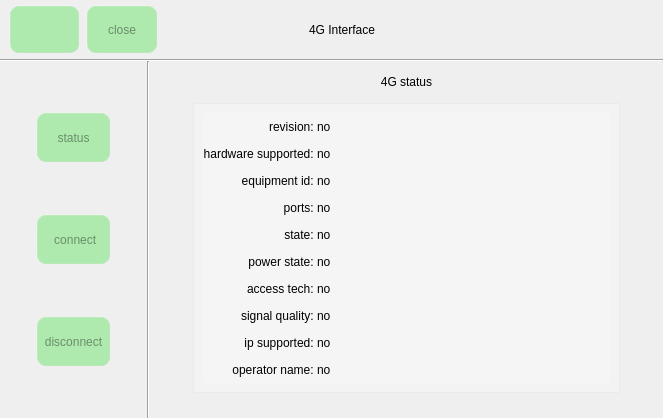
jizizihe/baijie_demo, file sim_module.ui: the form before one commit.
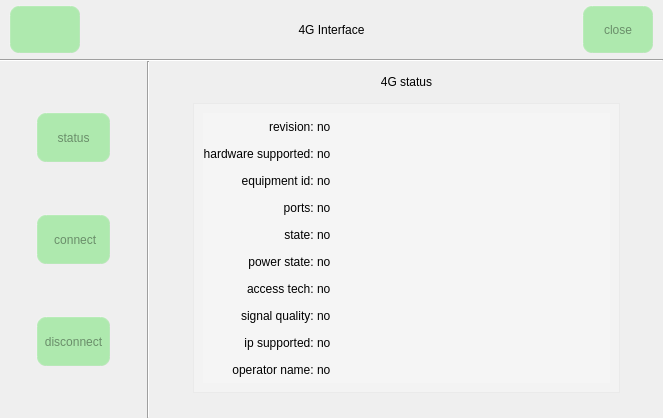
The form after the commit. The open tabs and pages were chosen to show the change. Icons and pictures are not drawn.

Commit message: func: 1.change the list shows connected device, saved devices, and scanned devices in wifi       2.change the list shows connected device, saved devices, and scanned devices in bluetooth       3.change layout of set ip in Ethernet       4.add Click File to check or uncheck in Storage

Diff of the .ui file:
```diff
--- a/sim_module.ui
+++ b/sim_module.ui
@@ -84,9 +84,9 @@
      <number>0</number>
     </property>
     <item row="0" column="0">
-     <layout class="QHBoxLayout" name="horizontalLayout_5" stretch="1,1,1,3,3">
+     <layout class="QHBoxLayout" name="horizontalLayout_5" stretch="1,2,3,2,1">
       <property name="spacing">
-       <number>6</number>
+       <number>0</number>
       </property>
       <property name="leftMargin">
        <number>9</number>
@@ -94,6 +94,9 @@
       <property name="topMargin">
        <number>5</number>
       </property>
+      <property name="rightMargin">
+       <number>9</number>
+      </property>
       <property name="bottomMargin">
        <number>5</number>
       </property>
@@ -120,19 +123,6 @@
         </property>
        </widget>
       </item>
-      <item>
-       <widget class="QPushButton" name="btn_open">
-        <property name="sizePolicy">
-         <sizepolicy hsizetype="Minimum" vsizetype="Minimum">
-          <horstretch>0</horstretch>
-          <verstretch>0</verstretch>
-         </sizepolicy>
-        </property>
-        <property name="text">
-         <string>close</string>
-        </property>
-       </widget>
-      </item>
       <item>
        <spacer name="horizontalSpacer_4">
         <property name="orientation">
@@ -169,6 +159,19 @@
         </property>
        </spacer>
       </item>
+      <item>
+       <widget class="QPushButton" name="btn_open">
+        <property name="sizePolicy">
+         <sizepolicy hsizetype="Minimum" vsizetype="Minimum">
+          <horstretch>0</horstretch>
+          <verstretch>0</verstretch>
+         </sizepolicy>
+        </property>
+        <property name="text">
+         <string>close</string>
+        </property>
+       </widget>
+      </item>
      </layout>
     </item>
     <item row="2" column="0">
```
Left out of the diff: 7 changed lines with no effect on the pictures. The commit also changes 60 other files.
